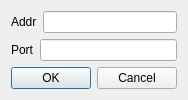
Above: ZoomPipeline_FuncSvr/dialogaddressinput.ui from ChowZenki/zpserver before the change. Below: the same form after it.
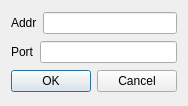
That is the form after the change.

Diff of the .ui file:
```diff
--- a/ZoomPipeline_FuncSvr/dialogaddressinput.ui
+++ b/ZoomPipeline_FuncSvr/dialogaddressinput.ui
@@ -6,8 +6,8 @@
    <rect>
     <x>0</x>
     <y>0</y>
-    <width>174</width>
-    <height>97</height>
+    <width>184</width>
+    <height>106</height>
    </rect>
   </property>
   <property name="windowTitle">
```
Left out of the diff: 2 changed lines with no effect on the pictures.
